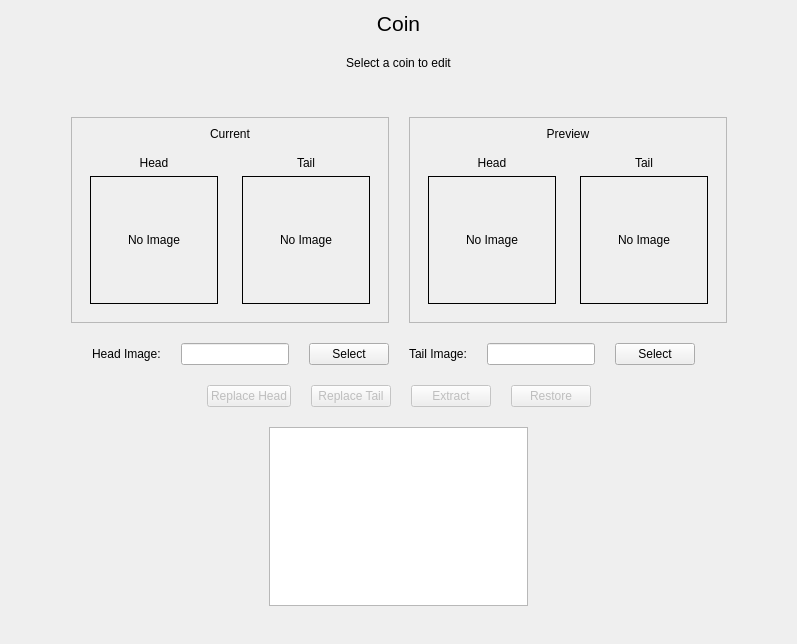
Before: the Qt Designer form qtdesigner/ui/coin.ui in Nauder/floowandereeze-and-modding-qt, drawn with Qt 5.
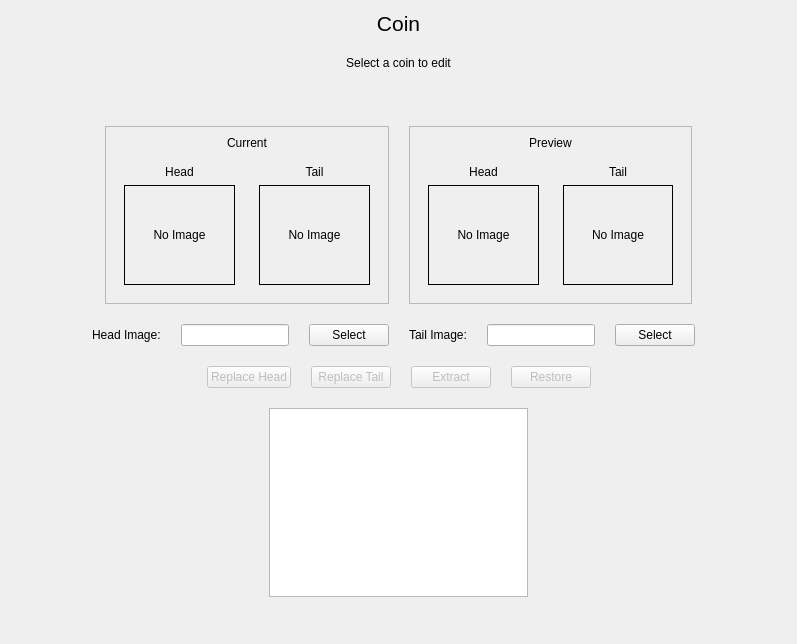
After: the same form once the commit is applied. Icons and pictures are not drawn.

Diff of the .ui file:
```diff
--- a/qtdesigner/ui/coin.ui
+++ b/qtdesigner/ui/coin.ui
@@ -74,7 +74,7 @@
     </spacer>
    </item>
    <item>
-    <layout class="QHBoxLayout" name="main_content">
+    <layout class="QHBoxLayout" name="main_content" stretch="1,3,3,1">
      <property name="sizeConstraint">
       <enum>QLayout::SizeConstraint::SetDefaultConstraint</enum>
      </property>
@@ -85,7 +85,7 @@
        </property>
        <property name="sizeHint" stdset="0">
         <size>
-         <width>40</width>
+         <width>20</width>
          <height>20</height>
         </size>
        </property>
@@ -134,21 +134,21 @@
              <item>
               <widget class="QLabel" name="current_head">
                <property name="sizePolicy">
-                <sizepolicy hsizetype="Fixed" vsizetype="Fixed">
-                 <horstretch>0</horstretch>
-                 <verstretch>0</verstretch>
+                <sizepolicy hsizetype="Expanding" vsizetype="Expanding">
+                 <horstretch>1</horstretch>
+                 <verstretch>1</verstretch>
                 </sizepolicy>
                </property>
                <property name="minimumSize">
                 <size>
-                 <width>128</width>
-                 <height>128</height>
+                 <width>100</width>
+                 <height>100</height>
                 </size>
                </property>
                <property name="maximumSize">
                 <size>
-                 <width>128</width>
-                 <height>128</height>
+                 <width>200</width>
+                 <height>200</height>
                 </size>
                </property>
                <property name="frameShape">
@@ -184,21 +184,21 @@
              <item>
               <widget class="QLabel" name="current_tail">
                <property name="sizePolicy">
-                <sizepolicy hsizetype="Fixed" vsizetype="Fixed">
-                 <horstretch>0</horstretch>
-                 <verstretch>0</verstretch>
+                <sizepolicy hsizetype="Expanding" vsizetype="Expanding">
+                 <horstretch>1</horstretch>
+                 <verstretch>1</verstretch>
                 </sizepolicy>
                </property>
                <property name="minimumSize">
                 <size>
-                 <width>128</width>
-                 <height>128</height>
+                 <width>100</width>
+                 <height>100</height>
                 </size>
                </property>
                <property name="maximumSize">
                 <size>
-                 <width>128</width>
-                 <height>128</height>
+                 <width>200</width>
+                 <height>200</height>
                 </size>
                </property>
                <property name="frameShape">
@@ -266,21 +266,21 @@
              <item>
               <widget class="QLabel" name="preview_head">
                <property name="sizePolicy">
-                <sizepolicy hsizetype="Fixed" vsizetype="Fixed">
-                 <horstretch>0</horstretch>
-                 <verstretch>0</verstretch>
+                <sizepolicy hsizetype="Expanding" vsizetype="Expanding">
+                 <horstretch>1</horstretch>
+                 <verstretch>1</verstretch>
                 </sizepolicy>
                </property>
                <property name="minimumSize">
                 <size>
-                 <width>128</width>
-                 <height>128</height>
+                 <width>100</width>
+                 <height>100</height>
                 </size>
                </property>
                <property name="maximumSize">
                 <size>
-                 <width>128</width>
-                 <height>128</height>
+                 <width>200</width>
+                 <height>200</height>
                 </size>
                </property>
                <property name="frameShape">
@@ -316,21 +316,21 @@
              <item>
               <widget class="QLabel" name="preview_tail">
                <property name="sizePolicy">
-                <sizepolicy hsizetype="Fixed" vsizetype="Fixed">
-                 <horstretch>0</horstretch>
-                 <verstretch>0</verstretch>
+                <sizepolicy hsizetype="Expanding" vsizetype="Expanding">
+                 <horstretch>1</horstretch>
+                 <verstretch>1</verstretch>
                 </sizepolicy>
                </property>
                <property name="minimumSize">
                 <size>
-                 <width>128</width>
-                 <height>128</height>
+                 <width>100</width>
+                 <height>100</height>
                 </size>
                </property>
                <property name="maximumSize">
                 <size>
-                 <width>128</width>
-                 <height>128</height>
+                 <width>200</width>
+                 <height>200</height>
                 </size>
                </property>
                <property name="frameShape">
@@ -362,7 +362,7 @@
        </property>
        <property name="sizeHint" stdset="0">
         <size>
-         <width>40</width>
+         <width>20</width>
          <height>20</height>
         </size>
        </property>
@@ -565,7 +565,7 @@
        </property>
        <property name="sizeHint" stdset="0">
         <size>
-         <width>40</width>
+         <width>20</width>
          <height>20</height>
         </size>
        </property>
@@ -612,7 +612,7 @@
        </property>
        <property name="sizeHint" stdset="0">
         <size>
-         <width>40</width>
+         <width>20</width>
          <height>20</height>
         </size>
        </property>
```
